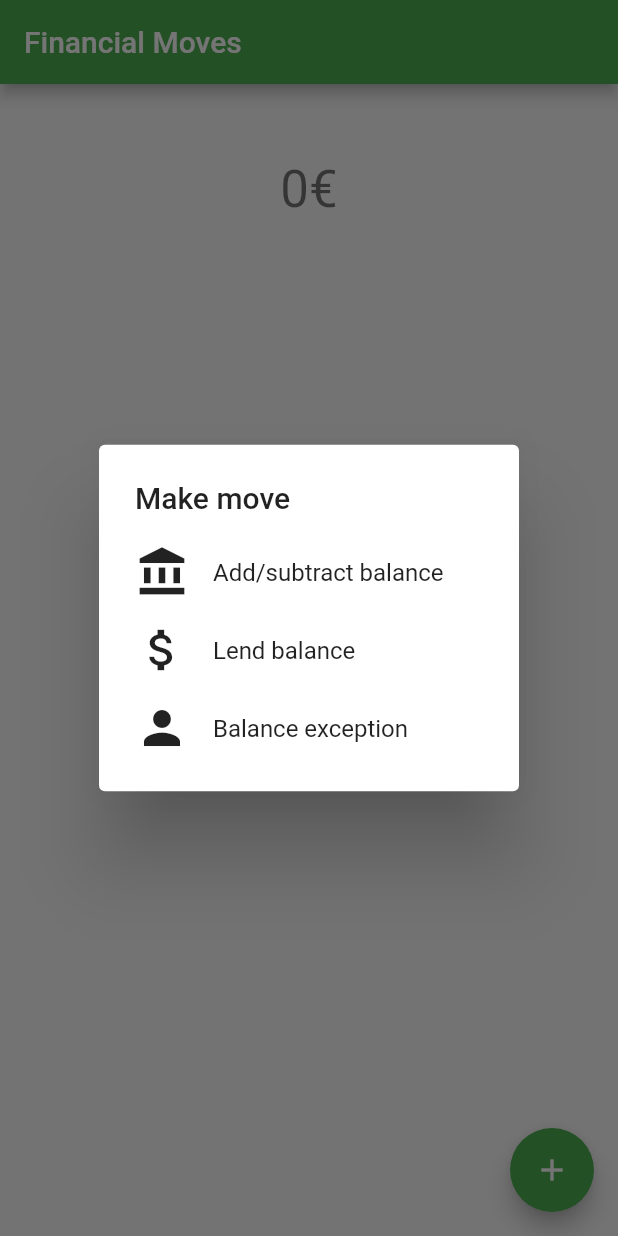
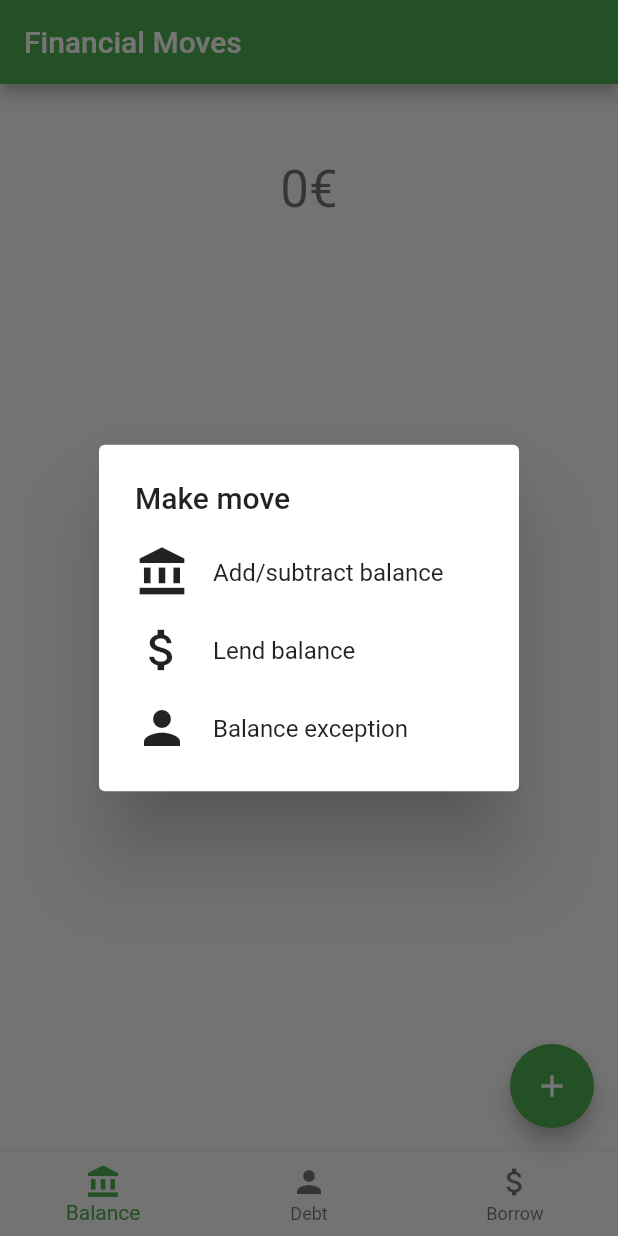
Before and after one commit to aitor-gomila/money_manager, a Flutter app: the screen it shows after launch, after a tap on the "add" icon, on a phone screen of 412 x 824 dp. Run offline on Flutter 3.47's test engine with Material 2 defaults, Android fonts, the light colour scheme and no system bars.

Commit message:
Different providers/routes

```diff
--- a/lib/finance.dart
+++ b/lib/finance.dart
@@ -33,3 +33,43 @@
     notifyListeners();
   }
 }
+
+class BorrowModel extends ChangeNotifier {
+  final String currency = '€';
+
+  /// Internal, private state of the cart
+  final List<FinancialMove> _items = [];
+
+  /// An unmodifiable view of the items in the cart
+  List<FinancialMove> get items => _items;
+
+  /// The current total price of all items
+  int get total => calculateTotalFinancialMoves(items);
+
+  /// Adds [item] to cart
+  void add(FinancialMove item) {
+    _items.add(item);
+    // This call tells the widgets that are listening to this model to rebuild.
+    notifyListeners();
+  }
+}
+
+class DebtModel extends ChangeNotifier {
+  final String currency = '€';
+
+  /// Internal, private state of the cart
+  final List<FinancialMove> _items = [];
+
+  /// An unmodifiable view of the items in the cart
+  List<FinancialMove> get items => _items;
+
+  /// The current total price of all items
+  int get total => calculateTotalFinancialMoves(items);
+
+  /// Adds [item] to cart
+  void add(FinancialMove item) {
+    _items.add(item);
+    // This call tells the widgets that are listening to this model to rebuild.
+    notifyListeners();
+  }
+}
--- a/lib/gui.dart
+++ b/lib/gui.dart
@@ -45,17 +45,13 @@ class FinancialMoveWidget extends StatelessWidget {
 
   @override
   Widget build(BuildContext context) {
-    return InkWell(
-        onTap: () {},
-        child: Padding(
-          padding: const EdgeInsets.symmetric(vertical: 25, horizontal: 50),
-          child: Row(
-              mainAxisAlignment: MainAxisAlignment.spaceBetween,
-              children: [
-                Text(descriptor),
-                Text('${balance > 0 ? '+' : ''}$balance$currency')
-              ]),
-        ));
+    return Padding(
+      padding: const EdgeInsets.symmetric(vertical: 25, horizontal: 50),
+      child: Row(mainAxisAlignment: MainAxisAlignment.spaceBetween, children: [
+        Text(descriptor),
+        Text('${balance > 0 ? '+' : ''}$balance$currency')
+      ]),
+    );
   }
 }
 
--- a/lib/main.dart
+++ b/lib/main.dart
@@ -1,3 +1,4 @@
+import 'package:financial_management/routes/balance.dart';
 import 'package:flutter/material.dart';
 import 'package:provider/provider.dart';
 import 'package:financial_management/finance.dart';
@@ -13,13 +14,19 @@ class MyApp extends StatelessWidget {
   // This widget is the root of your application.
   @override
   Widget build(BuildContext context) {
-    return MaterialApp(
+    return MultiProvider(
+        providers: [
+          ChangeNotifierProvider(create: (context) => CartModel()),
+          ChangeNotifierProvider(create: (context) => BorrowModel()),
+          ChangeNotifierProvider(create: (context) => DebtModel()),
+        ],
+        builder: (context, child) => MaterialApp(
               title: 'Financial Moves',
               theme: ThemeData(
                 primarySwatch: Colors.green,
               ),
               home: const MyHomePage(),
-    );
+            ));
   }
 }
 
@@ -31,11 +38,16 @@ class MyHomePage extends StatefulWidget {
 }
 
 class _MyHomePageState extends State<MyHomePage> {
+  int _selectedIndex = 0;
+  void _onTap(int index) {
+    setState(() {
+      _selectedIndex = index;
+    });
+  }
+
   @override
   Widget build(BuildContext context) {
-    return ChangeNotifierProvider(
-        create: (context) => CartModel(),
-        child: Scaffold(
+    return Scaffold(
       appBar: AppBar(
         title: const Text("Financial Moves"),
       ),
@@ -50,34 +62,18 @@ class _MyHomePageState extends State<MyHomePage> {
           child: const Icon(Icons.add),
         );
       }),
-            body: Consumer<CartModel>(
-              builder: (context, cart, child) {
-                List<FinancialMove> cartItems = cart.items.reversed.toList();
-                return Column(
-                  children: [
-                    Padding(
-                        padding: const EdgeInsets.symmetric(
-                            horizontal: 0, vertical: 50),
-                        // Shows current balance with a nice + or - sign
-                        child: Text(
-                          '${cart.total > 0 ? '+' : ''}${cart.total}${cart.currency}',
-                          style: Theme.of(context).textTheme.headline4,
-                        )),
-                    // Shows all moves in a nice list
-                    Expanded(
-                        child: ListView.builder(
-                            scrollDirection: Axis.vertical,
-                            shrinkWrap: true,
-                            itemCount: cartItems.length,
-                            itemBuilder: (context, index) =>
-                                FinancialMoveWidget(
-                                  descriptor: cartItems[index].descriptor,
-                                  balance: cartItems[index].balance,
-                                  currency: cart.currency,
-                                )))
+      body: const BalanceRoute(),
+      bottomNavigationBar: BottomNavigationBar(
+        items: const [
+          BottomNavigationBarItem(
+              icon: Icon(Icons.account_balance), label: "Balance"),
+          BottomNavigationBarItem(icon: Icon(Icons.person), label: "Debt"),
+          BottomNavigationBarItem(
+              icon: Icon(Icons.attach_money), label: "Borrow")
         ],
+        currentIndex: _selectedIndex,
+        onTap: _onTap,
+      ),
     );
-              },
-            )));
   }
 }
--- /dev/null
+++ b/lib/routes/balance.dart
@@ -0,0 +1,47 @@
+import 'package:flutter/material.dart';
+import 'package:provider/provider.dart';
+import 'package:financial_management/finance.dart';
+import 'package:financial_management/gui.dart';
+
+class BalanceRoute extends StatefulWidget {
+  const BalanceRoute({super.key});
+
+  @override
+  State<BalanceRoute> createState() => _BalanceRouteState();
+}
+
+class _BalanceRouteState extends State<BalanceRoute> {
+  @override
+  Widget build(BuildContext context) {
+    return Consumer<CartModel>(
+      builder: ((context, cart, child) {
+        List<FinancialMove> cartItems = cart.items.reversed.toList();
+        return Column(
+          children: [
+            Padding(
+                padding:
+                    const EdgeInsets.symmetric(horizontal: 0, vertical: 50),
+                // Shows current balance with a nice + or - sign
+                child: Text(
+                  '${cart.total > 0 ? '+' : ''}${cart.total}${cart.currency}',
+                  style: Theme.of(context).textTheme.headline4,
+                )),
+            // Shows all moves in a nice list
+            Expanded(
+                child: ListView.builder(
+                    scrollDirection: Axis.vertical,
+                    shrinkWrap: true,
+                    itemCount: cartItems.length,
+                    itemBuilder: (context, index) => InkWell(
+                        onTap: () {},
+                        child: FinancialMoveWidget(
+                          descriptor: cartItems[index].descriptor,
+                          balance: cartItems[index].balance,
+                          currency: cart.currency,
+                        ))))
+          ],
+        );
+      }),
+    );
+  }
+}
```
Lines whose indentation alone changed are shown as unchanged.
